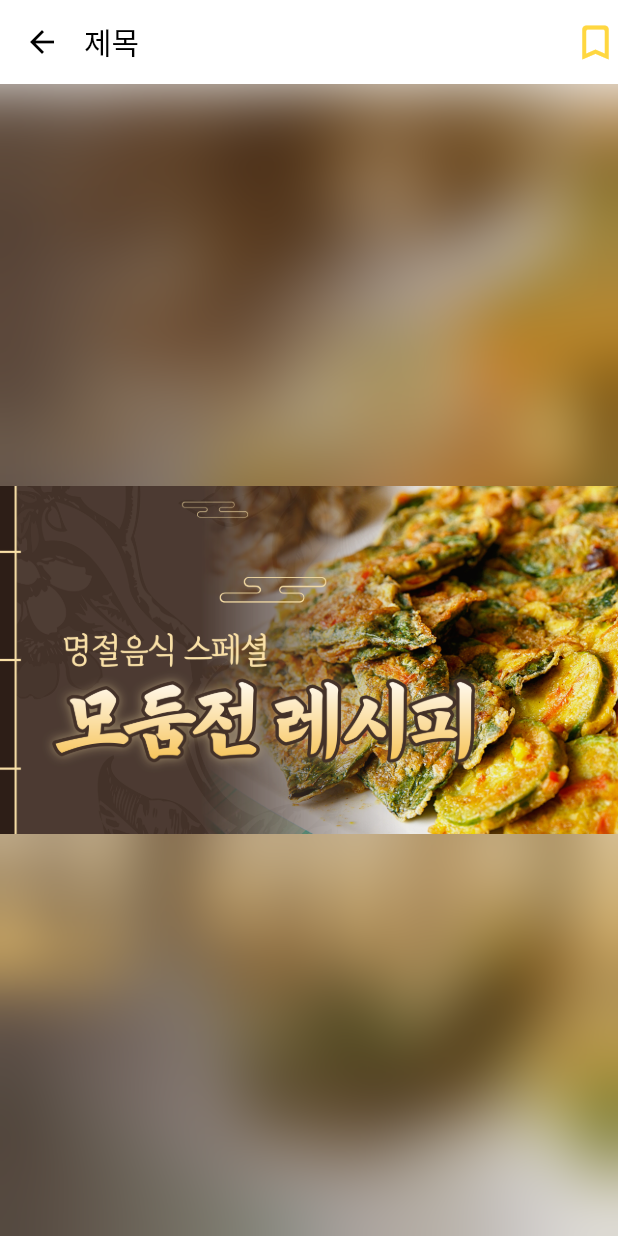
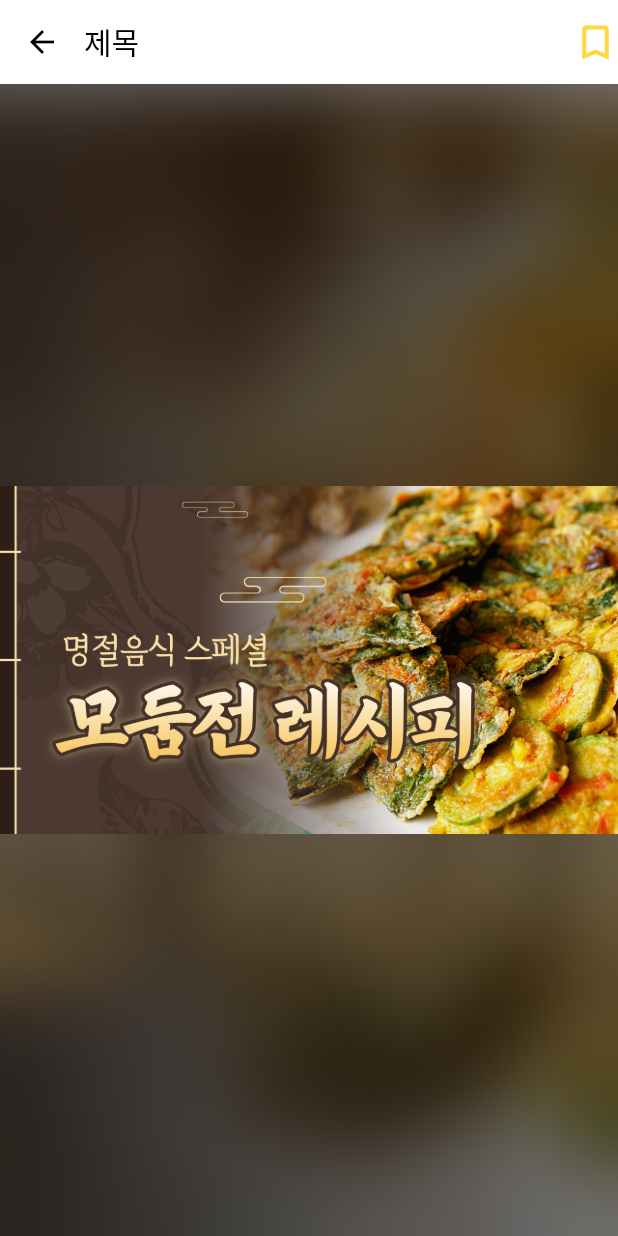
Before and after one commit to 2022-opensourse-mobile/a_living_dictionary, a Flutter app: the DictionaryPage screen opened directly, after a tap on "box1", on a phone screen of 412 x 824 dp. Run offline on Flutter 3.47's test engine with Material 2 defaults, Android fonts, the phone set to English and light mode, and no system bars; our stand-ins replace carousel_slider, cloud_firestore, firebase_core, firebase_storage; accounts and stored records are empty.

Commit message:
11.13 Update

```diff
--- a/lib/DictionaryPage.dart
+++ b/lib/DictionaryPage.dart
@@ -11,7 +11,7 @@ ThemeColor themeColor = ThemeColor();
 // 기존 txtValue의 2번째 내용 수정
 List<String> txtValue = [
   'box1',
-  '2줄로됐을때 2줄로됐을때 2줄로됐을때 2줄로됐을때 2줄로됐을때 2줄로됐을때',
+  '2줄로됐을때 2줄로됐을때 2줄로됐을때 2줄로됐을때',
   'box3',
   'box4',
   'box4',
@@ -35,7 +35,7 @@ class DictionaryPage extends StatefulWidget {
 
 class _DictionaryPageState extends State<DictionaryPage> with TickerProviderStateMixin {
   late TabController _tabController;
-  var width, portraitH, landscapeH;
+  var width, height, portraitH, landscapeH;
   var isPortrait;
   @override
   void initState() {
@@ -46,9 +46,10 @@ class _DictionaryPageState extends State<DictionaryPage> with TickerProviderStat
   @override
   Widget build(BuildContext context) {
     final deviceSize = MediaQuery.of(context).size;
-    width = deviceSize.width / 2; // 세로모드 및 가로모드 높이
-    portraitH = deviceSize.height / 4; // 세로모드 높이
-    landscapeH = deviceSize.height / 1.3; // 가로모드 높이
+    width = deviceSize.width; // 세로모드 및 가로모드 높이
+    height = deviceSize.height;
+    portraitH = deviceSize.height / 3.5; // 세로모드 높이
+    landscapeH = deviceSize.height / 1.2; // 가로모드 높이
     isPortrait = MediaQuery.of(context).orientation == Orientation.portrait;
 
     return Column(
@@ -152,8 +153,7 @@ class _DictionaryPageState extends State<DictionaryPage> with TickerProviderStat
         },
         gridDelegate: SliverGridDelegateWithFixedCrossAxisCount(
           crossAxisCount: 2,
-          childAspectRatio: width / (isPortrait? portraitH : landscapeH),
-          // childAspectRatio: 1 / 1, // 가로 세로 비율
+          childAspectRatio: (width / 2) / (isPortrait? (height < 750? 250 : portraitH) : landscapeH), // 가로 세로 비율
         ),
       ),
     );
@@ -163,13 +163,15 @@ class _DictionaryPageState extends State<DictionaryPage> with TickerProviderStat
   Widget post(BuildContext context, int index, String tabName, List<String> imgList, List<String> textList) {
     return Container(
       margin: EdgeInsets.symmetric(horizontal: 0),
-      width: width,
-      height: isPortrait? portraitH : landscapeH,
+      width: width / 2,
+      height: (isPortrait? (height < 750? 250 : portraitH) : landscapeH),
 
       child: InkWell(
         onTap: () {
           // Navigator.push(context, MaterialPageRoute(builder: (context) => tempPage(context)));
-          Navigator.push(context, MaterialPageRoute(builder: (context) => pageView(context)));
+          // Navigator.push(context, MaterialPageRoute(builder: (context) => pageView(context)));
+          PageRouteWithAnimation pageRouteWithAnimation = PageRouteWithAnimation(pageView(context));
+          Navigator.push(context, pageRouteWithAnimation.slideLeftToRight());
         },
         child: Card(
           shape: RoundedRectangleBorder(
@@ -271,9 +273,9 @@ class _DictionaryPageState extends State<DictionaryPage> with TickerProviderStat
                 ),
                 child: ClipRect(
                   child: BackdropFilter(
-                    filter: ImageFilter.blur(sigmaX: 23.0, sigmaY: 23.0),
+                    filter: ImageFilter.blur(sigmaX: 25.0, sigmaY: 25.0),
                     child: Container(
-                      decoration: BoxDecoration(color: Colors.black.withOpacity(0)),
+                      decoration: BoxDecoration(color: Colors.black.withOpacity(0.5)),
                     ),
                   ),
                 ),
@@ -311,3 +313,57 @@ class _DictionaryPageState extends State<DictionaryPage> with TickerProviderStat
     );
   }
 }
+
+// Route 이동할 때 애니메이션 주기
+class PageRouteWithAnimation {
+  final Widget page;
+
+  PageRouteWithAnimation(this.page);
+
+  Route slideRitghtToLeft() {
+    return PageRouteBuilder(
+      pageBuilder: (context, animation, secondaryAnimation) {
+        return page;
+      },
+      transitionsBuilder: (
+          BuildContext context,
+          Animation<double> animation,
+          Animation<double> secondaryAnimation,
+          Widget child,
+          ) {
+        var begin = Offset(1.0, 0.0);
+        var end = Offset.zero;
+        var curve = Curves.ease;
+        var tween =
+        Tween(begin: begin, end: end).chain(CurveTween(curve: curve));
+        return SlideTransition(
+          position: animation.drive(tween),
+          child: child,
+        );
+      },
+    );
+  }
+  Route slideLeftToRight() {
+    return PageRouteBuilder(
+      pageBuilder: (context, animation, secondaryAnimation) {
+        return page;
+      },
+      transitionsBuilder: (
+          BuildContext context,
+          Animation<double> animation,
+          Animation<double> secondaryAnimation,
+          Widget child,
+          ) {
+        var begin = Offset(1.0, 0.0);
+        var end = Offset.zero;
+        var curve = Curves.ease;
+        var tween =
+        Tween(begin: begin, end: end).chain(CurveTween(curve: curve));
+        return SlideTransition(
+          position: animation.drive(tween),
+          child: child,
+        );
+      },
+    );
+  }
+}
```
Also changed, not shown: lib/MainPage.dart (+8 -8 lines).
